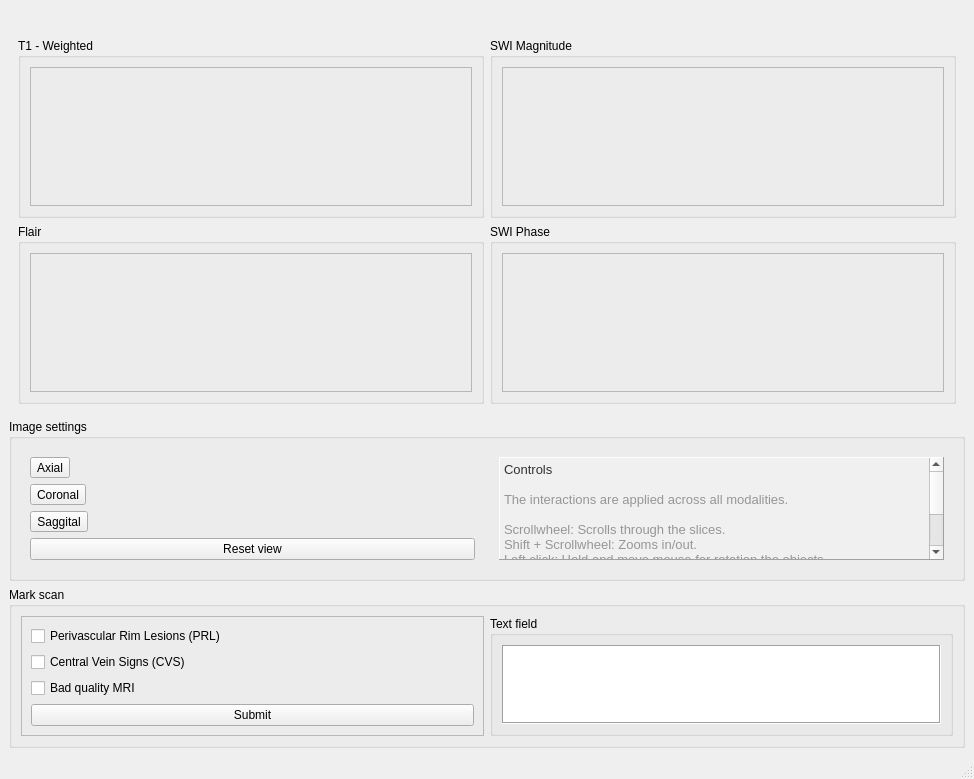
Salli-A/MS-Lesion-Visualization-in-MRI-Scans, file MVis.ui: the form before one commit.
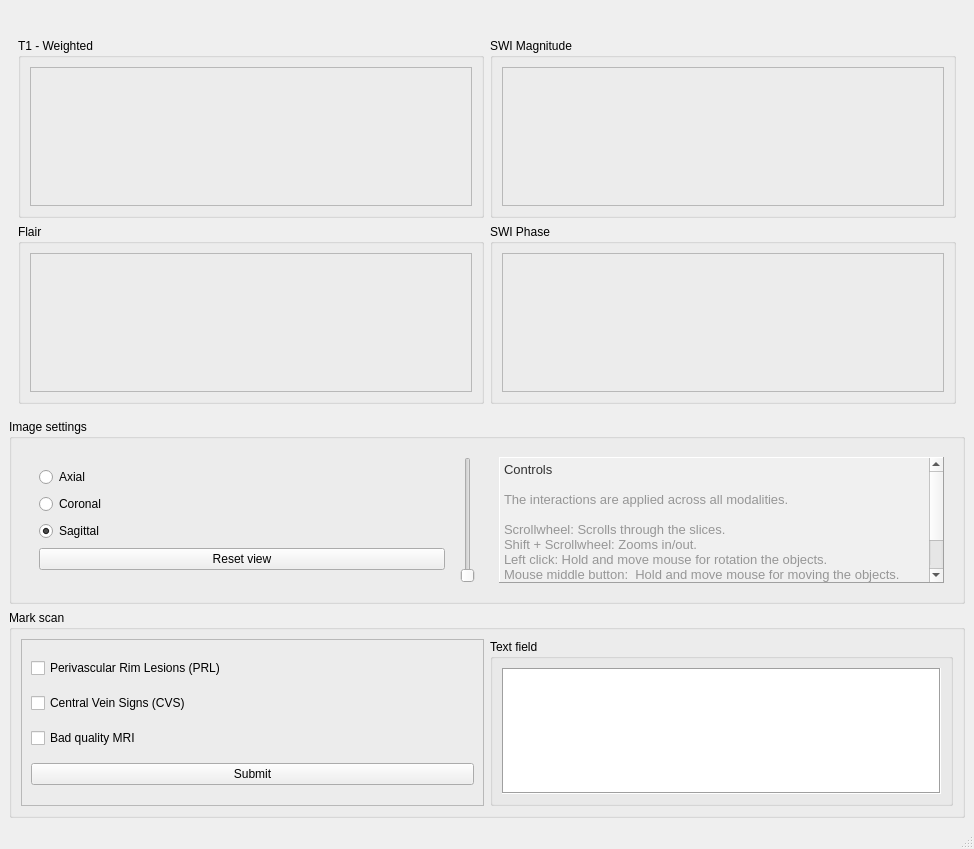
The form after the commit.

Commit message: added sagittal, coronal, axial

```diff
--- a/MVis.ui
+++ b/MVis.ui
@@ -7,7 +7,7 @@
     <x>0</x>
     <y>0</y>
     <width>974</width>
-    <height>768</height>
+    <height>849</height>
    </rect>
   </property>
   <property name="windowTitle">
@@ -157,6 +157,9 @@
       </property>
       <layout class="QHBoxLayout" name="horizontalLayout">
        <item>
+        <widget class="QWidget" name="horizontalWidget" native="true">
+         <layout class="QHBoxLayout" name="horizontalLayout_6">
+          <item>
         <widget class="QWidget" name="settings_widget" native="true">
          <property name="sizePolicy">
           <sizepolicy hsizetype="Expanding" vsizetype="Preferred">
@@ -166,23 +169,26 @@
          </property>
          <layout class="QVBoxLayout" name="verticalLayout_4">
           <item>
-           <widget class="QToolButton" name="axial_button">
+              <widget class="QRadioButton" name="axial_button">
             <property name="text">
              <string>Axial</string>
             </property>
            </widget>
           </item>
           <item>
-           <widget class="QToolButton" name="coronal_button">
+              <widget class="QRadioButton" name="coronal_button">
             <property name="text">
              <string>Coronal</string>
             </property>
            </widget>
           </item>
           <item>
-           <widget class="QToolButton" name="saggital_button">
+              <widget class="QRadioButton" name="sagittal_button">
             <property name="text">
-             <string>Saggital</string>
+                <string>Sagittal</string>
+               </property>
+               <property name="checked">
+                <bool>true</bool>
             </property>
             <property name="autoExclusive">
              <bool>false</bool>
@@ -206,6 +212,19 @@
         </widget>
        </item>
        <item>
+           <widget class="QSlider" name="thickness_slider">
+            <property name="minimum">
+             <number>1</number>
+            </property>
+            <property name="orientation">
+             <enum>Qt::Vertical</enum>
+            </property>
+           </widget>
+          </item>
+         </layout>
+        </widget>
+       </item>
+       <item>
         <widget class="QWidget" name="controls_widget" native="true">
          <property name="sizePolicy">
           <sizepolicy hsizetype="Expanding" vsizetype="Preferred">
@@ -240,7 +259,7 @@
              <string>&lt;!DOCTYPE HTML PUBLIC &quot;-//W3C//DTD HTML 4.0//EN&quot; &quot;http://www.w3.org/TR/REC-html40/strict.dtd&quot;&gt;
 &lt;html&gt;&lt;head&gt;&lt;meta name=&quot;qrichtext&quot; content=&quot;1&quot; /&gt;&lt;style type=&quot;text/css&quot;&gt;
 p, li { white-space: pre-wrap; }
-&lt;/style&gt;&lt;/head&gt;&lt;body style=&quot; font-family:'MS Shell Dlg 2'; font-size:8.25pt; font-weight:400; font-style:normal;&quot;&gt;
+&lt;/style&gt;&lt;/head&gt;&lt;body style=&quot; font-family:'MS Shell Dlg 2'; font-size:7.8pt; font-weight:400; font-style:normal;&quot;&gt;
 &lt;p style=&quot; margin-top:0px; margin-bottom:0px; margin-left:0px; margin-right:0px; -qt-block-indent:0; text-indent:0px;&quot;&gt;&lt;span style=&quot; font-size:10pt; color:#323232;&quot;&gt;Controls&lt;br /&gt;&lt;br /&gt;&lt;/span&gt;&lt;span style=&quot; font-size:10pt; color:#969696;&quot;&gt;The interactions are applied across all modalities.&lt;/span&gt;&lt;/p&gt;
 &lt;p style=&quot; margin-top:0px; margin-bottom:0px; margin-left:0px; margin-right:0px; -qt-block-indent:0; text-indent:0px;&quot;&gt;&lt;span style=&quot; font-size:10pt; color:#969696;&quot;&gt;&lt;br /&gt;Scrollwheel: Scrolls through the slices.&lt;br /&gt;Shift + Scrollwheel: Zooms in/out.&lt;br /&gt;Left click: Hold and move mouse for rotation the objects.&lt;/span&gt;&lt;/p&gt;
 &lt;p style=&quot; margin-top:0px; margin-bottom:0px; margin-left:0px; margin-right:0px; -qt-block-indent:0; text-indent:0px;&quot;&gt;&lt;span style=&quot; font-size:10pt; color:#969696;&quot;&gt;Mouse middle button:  Hold and move mouse for moving the objects.&lt;/span&gt;&lt;/p&gt;
```
Left out of the diff: 5 changed lines with no effect on the pictures. Lines whose indentation alone changed are shown as unchanged. The commit also changes 3 other files.
